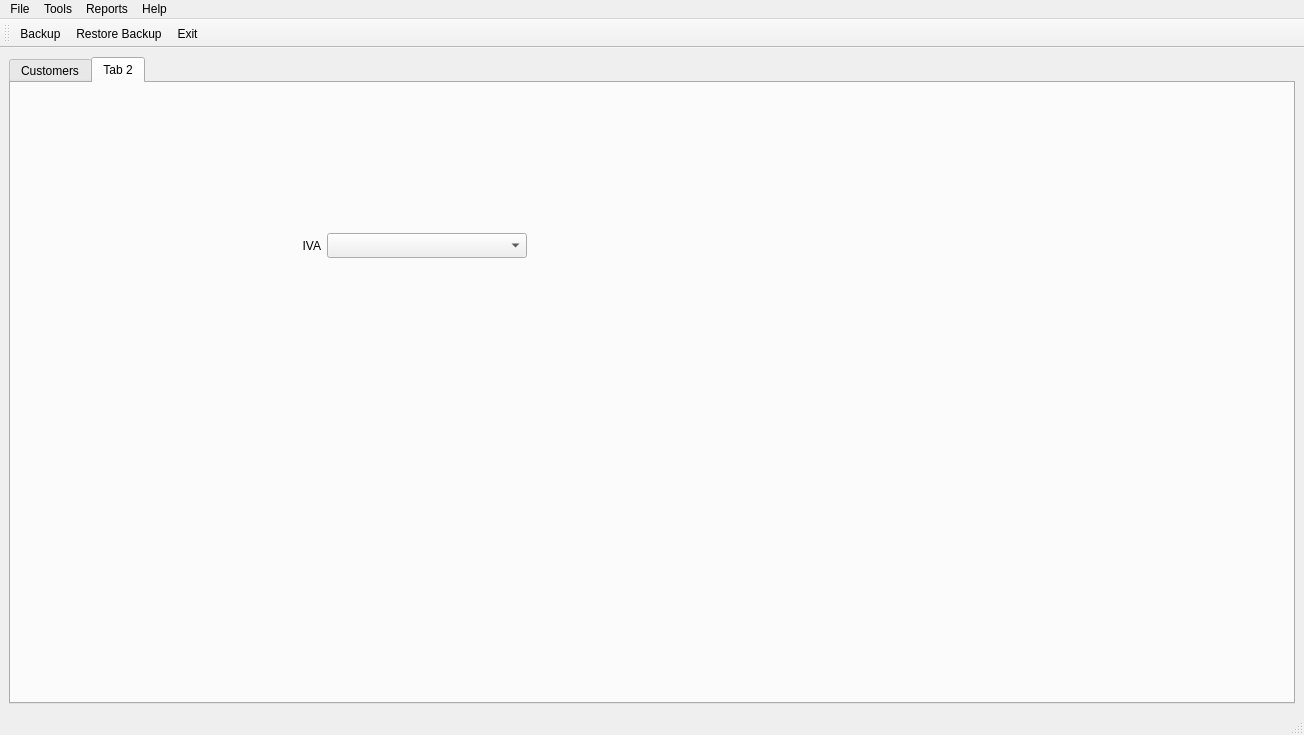
Old version of the form templates/window.ui in the repository Nainlpz/Proyecto-DI.
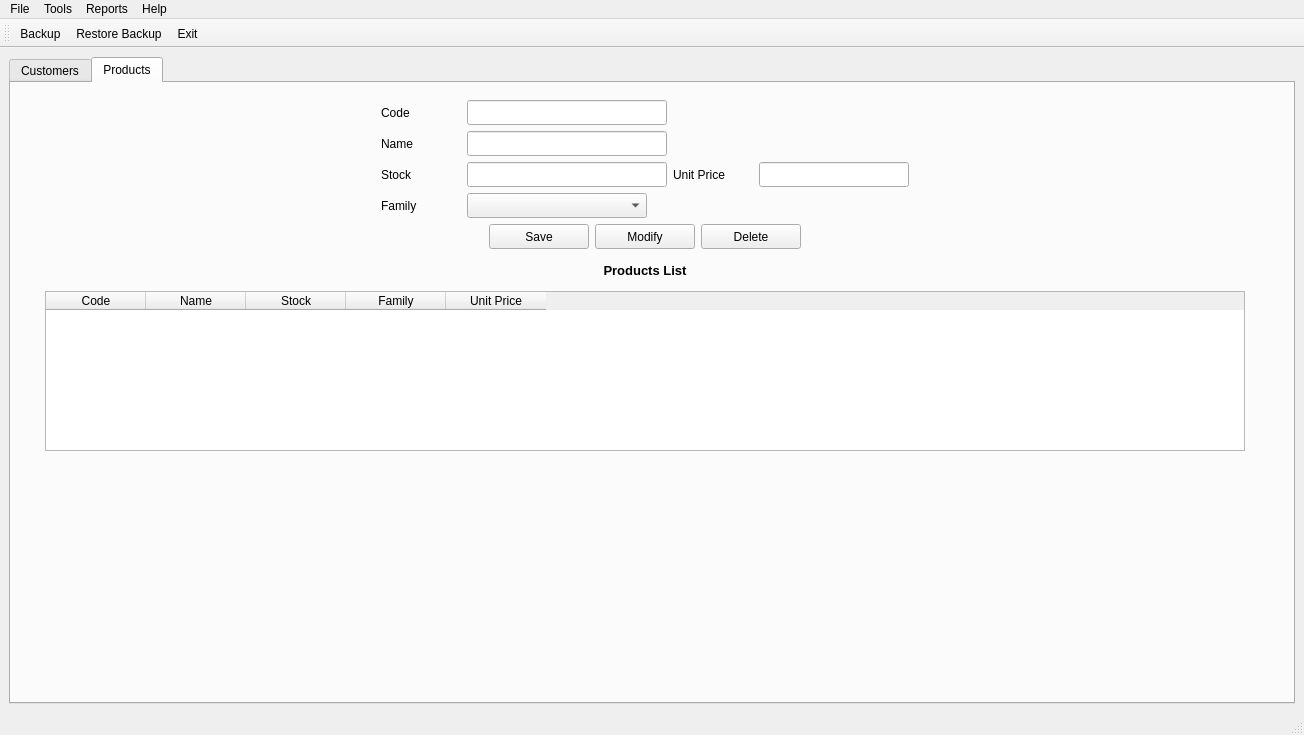
New version of the form. The open tabs and pages were chosen to show the change. Icons and pictures are not drawn.

Diff of the .ui file:
```diff
--- a/templates/window.ui
+++ b/templates/window.ui
@@ -844,57 +844,408 @@
       </widget>
       <widget class="QWidget" name="tab_2">
        <attribute name="title">
-        <string>Tab 2</string>
+        <string>Products</string>
        </attribute>
-       <widget class="QLabel" name="lblIVA">
+       <widget class="QWidget" name="gridLayoutWidget">
         <property name="geometry">
          <rect>
-          <x>270</x>
-          <y>150</y>
-          <width>40</width>
-          <height>25</height>
+          <x>20</x>
+          <y>17</y>
+          <width>1228</width>
+          <height>351</height>
          </rect>
         </property>
-        <property name="minimumSize">
-         <size>
-          <width>40</width>
-          <height>25</height>
-         </size>
-        </property>
-        <property name="maximumSize">
-         <size>
-          <width>40</width>
-          <height>25</height>
-         </size>
-        </property>
-        <property name="text">
-         <string>IVA</string>
-        </property>
-        <property name="alignment">
-         <set>Qt::AlignRight|Qt::AlignTrailing|Qt::AlignVCenter</set>
-        </property>
-       </widget>
-       <widget class="QComboBox" name="cmbIVA">
-        <property name="geometry">
-         <rect>
-          <x>316</x>
-          <y>150</y>
-          <width>200</width>
-          <height>25</height>
-         </rect>
-        </property>
-        <property name="minimumSize">
-         <size>
-          <width>200</width>
-          <height>25</height>
-         </size>
-        </property>
-        <property name="maximumSize">
-         <size>
-          <width>200</width>
-          <height>25</height>
-         </size>
-        </property>
+        <layout class="QGridLayout" name="gridLayout_24">
+         <property name="sizeConstraint">
+          <enum>QLayout::SetMaximumSize</enum>
+         </property>
+         <item row="0" column="0">
+          <layout class="QGridLayout" name="gridLayout_28">
+           <item row="0" column="1">
+            <widget class="QLabel" name="lblCode">
+             <property name="minimumSize">
+              <size>
+               <width>80</width>
+               <height>25</height>
+              </size>
+             </property>
+             <property name="maximumSize">
+              <size>
+               <width>80</width>
+               <height>25</height>
+              </size>
+             </property>
+             <property name="text">
+              <string>Code</string>
+             </property>
+            </widget>
+           </item>
+           <item row="3" column="2">
+            <widget class="QComboBox" name="cmbFamily">
+             <property name="minimumSize">
+              <size>
+               <width>180</width>
+               <height>25</height>
+              </size>
+             </property>
+             <property name="maximumSize">
+              <size>
+               <width>180</width>
+               <height>25</height>
+              </size>
+             </property>
+            </widget>
+           </item>
+           <item row="0" column="2">
+            <widget class="QLineEdit" name="txtCode">
+             <property name="minimumSize">
+              <size>
+               <width>200</width>
+               <height>25</height>
+              </size>
+             </property>
+             <property name="maximumSize">
+              <size>
+               <width>200</width>
+               <height>25</height>
+              </size>
+             </property>
+            </widget>
+           </item>
+           <item row="2" column="4">
+            <widget class="QLineEdit" name="txtUnitPrice">
+             <property name="minimumSize">
+              <size>
+               <width>150</width>
+               <height>25</height>
+              </size>
+             </property>
+             <property name="maximumSize">
+              <size>
+               <width>150</width>
+               <height>25</height>
+              </size>
+             </property>
+             <property name="alignment">
+              <set>Qt::AlignCenter</set>
+             </property>
+            </widget>
+           </item>
+           <item row="3" column="1">
+            <widget class="QLabel" name="lblFamily">
+             <property name="minimumSize">
+              <size>
+               <width>80</width>
+               <height>25</height>
+              </size>
+             </property>
+             <property name="maximumSize">
+              <size>
+               <width>80</width>
+               <height>25</height>
+              </size>
+             </property>
+             <property name="text">
+              <string>Family</string>
+             </property>
+            </widget>
+           </item>
+           <item row="2" column="1">
+            <widget class="QLabel" name="lblStock">
+             <property name="minimumSize">
+              <size>
+               <width>80</width>
+               <height>25</height>
+              </size>
+             </property>
+             <property name="maximumSize">
+              <size>
+               <width>80</width>
+               <height>25</height>
+              </size>
+             </property>
+             <property name="text">
+              <string>Stock</string>
+             </property>
+            </widget>
+           </item>
+           <item row="2" column="2">
+            <widget class="QLineEdit" name="txtStock">
+             <property name="minimumSize">
+              <size>
+               <width>200</width>
+               <height>25</height>
+              </size>
+             </property>
+             <property name="maximumSize">
+              <size>
+               <width>200</width>
+               <height>25</height>
+              </size>
+             </property>
+            </widget>
+           </item>
+           <item row="2" column="3">
+            <widget class="QLabel" name="lblUnitPrice">
+             <property name="minimumSize">
+              <size>
+               <width>80</width>
+               <height>25</height>
+              </size>
+             </property>
+             <property name="maximumSize">
+              <size>
+               <width>80</width>
+               <height>25</height>
+              </size>
+             </property>
+             <property name="text">
+              <string>Unit Price</string>
+             </property>
+            </widget>
+           </item>
+           <item row="1" column="2">
+            <widget class="QLineEdit" name="textNameProduct">
+             <property name="minimumSize">
+              <size>
+               <width>200</width>
+               <height>25</height>
+              </size>
+             </property>
+             <property name="maximumSize">
+              <size>
+               <width>200</width>
+               <height>25</height>
+              </size>
+             </property>
+            </widget>
+           </item>
+           <item row="1" column="1">
+            <widget class="QLabel" name="lblNameProduct">
+             <property name="minimumSize">
+              <size>
+               <width>80</width>
+               <height>25</height>
+              </size>
+             </property>
+             <property name="maximumSize">
+              <size>
+               <width>80</width>
+               <height>25</height>
+              </size>
+             </property>
+             <property name="text">
+              <string>Name</string>
+             </property>
+            </widget>
+           </item>
+           <item row="1" column="0">
+            <spacer name="horizontalSpacer_29">
+             <property name="orientation">
+              <enum>Qt::Horizontal</enum>
+             </property>
+             <property name="sizeHint" stdset="0">
+              <size>
+               <width>40</width>
+               <height>20</height>
+              </size>
+             </property>
+            </spacer>
+           </item>
+           <item row="2" column="5">
+            <spacer name="horizontalSpacer_30">
+             <property name="orientation">
+              <enum>Qt::Horizontal</enum>
+             </property>
+             <property name="sizeHint" stdset="0">
+              <size>
+               <width>40</width>
+               <height>20</height>
+              </size>
+             </property>
+            </spacer>
+           </item>
+          </layout>
+         </item>
+         <item row="2" column="0">
+          <layout class="QGridLayout" name="gridLayout_27">
+           <item row="0" column="0">
+            <widget class="QLabel" name="lblListProducts">
+             <property name="minimumSize">
+              <size>
+               <width>100</width>
+               <height>30</height>
+              </size>
+             </property>
+             <property name="maximumSize">
+              <size>
+               <width>100</width>
+               <height>30</height>
+              </size>
+             </property>
+             <property name="font">
+              <font>
+               <pointsize>10</pointsize>
+               <weight>75</weight>
+               <bold>true</bold>
+               <stylestrategy>PreferDefault</stylestrategy>
+              </font>
+             </property>
+             <property name="text">
+              <string>Products List</string>
+             </property>
+             <property name="alignment">
+              <set>Qt::AlignCenter</set>
+             </property>
+            </widget>
+           </item>
+          </layout>
+         </item>
+         <item row="1" column="0">
+          <layout class="QGridLayout" name="gridLayout_25">
+           <item row="0" column="1">
+            <widget class="QPushButton" name="btnSaveProduct">
+             <property name="minimumSize">
+              <size>
+               <width>100</width>
+               <height>25</height>
+              </size>
+             </property>
+             <property name="maximumSize">
+              <size>
+               <width>100</width>
+               <height>25</height>
+              </size>
+             </property>
+             <property name="text">
+              <string>Save</string>
+             </property>
+            </widget>
+           </item>
+           <item row="0" column="4">
+            <spacer name="horizontalSpacer_25">
+             <property name="orientation">
+              <enum>Qt::Horizontal</enum>
+             </property>
+             <property name="sizeHint" stdset="0">
+              <size>
+               <width>40</width>
+               <height>20</height>
+              </size>
+             </property>
+            </spacer>
+           </item>
+           <item row="0" column="3">
+            <widget class="QPushButton" name="btnDeleteProduct">
+             <property name="minimumSize">
+              <size>
+               <width>100</width>
+               <height>25</height>
+              </size>
+             </property>
+             <property name="maximumSize">
+              <size>
+               <width>100</width>
+               <height>25</height>
+              </size>
+             </property>
+             <property name="text">
+              <string>Delete</string>
+             </property>
+            </widget>
+           </item>
+           <item row="0" column="2">
+            <widget class="QPushButton" name="btnModifyProduct">
+             <property name="minimumSize">
+              <size>
+               <width>100</width>
+               <height>25</height>
+              </size>
+             </property>
+             <property name="maximumSize">
+              <size>
+               <width>100</width>
+               <height>25</height>
+              </size>
+             </property>
+             <property name="text">
+              <string>Modify</string>
+             </property>
+            </widget>
+           </item>
+           <item row="0" column="0">
+            <spacer name="horizontalSpacer_26">
+             <property name="orientation">
+              <enum>Qt::Horizontal</enum>
+             </property>
+             <property name="sizeHint" stdset="0">
+              <size>
+               <width>40</width>
+               <height>20</height>
+              </size>
+             </property>
+            </spacer>
+           </item>
+          </layout>
+         </item>
+         <item row="3" column="0">
+          <layout class="QGridLayout" name="gridLayout_26">
+           <item row="0" column="0">
+            <widget class="QTableWidget" name="tblProductList">
+             <property name="minimumSize">
+              <size>
+               <width>1200</width>
+               <height>0</height>
+              </size>
+             </property>
+             <property name="maximumSize">
+              <size>
+               <width>1200</width>
+               <height>16777215</height>
+              </size>
+             </property>
+             <property name="editTriggers">
+              <set>QAbstractItemView::NoEditTriggers</set>
+             </property>
+             <property name="alternatingRowColors">
+              <bool>true</bool>
+             </property>
+             <property name="selectionBehavior">
+              <enum>QAbstractItemView::SelectRows</enum>
+             </property>
+             <attribute name="verticalHeaderVisible">
+              <bool>false</bool>
+             </attribute>
+             <column>
+              <property name="text">
+               <string>Code</string>
+              </property>
+             </column>
+             <column>
+              <property name="text">
+               <string>Name</string>
+              </property>
+             </column>
+             <column>
+              <property name="text">
+               <string>Stock</string>
+              </property>
+             </column>
+             <column>
+              <property name="text">
+               <string>Family</string>
+              </property>
+             </column>
+             <column>
+              <property name="text">
+               <string>Unit Price</string>
+              </property>
+             </column>
+            </widget>
+           </item>
+          </layout>
+         </item>
+        </layout>
        </widget>
       </widget>
      </widget>
```
